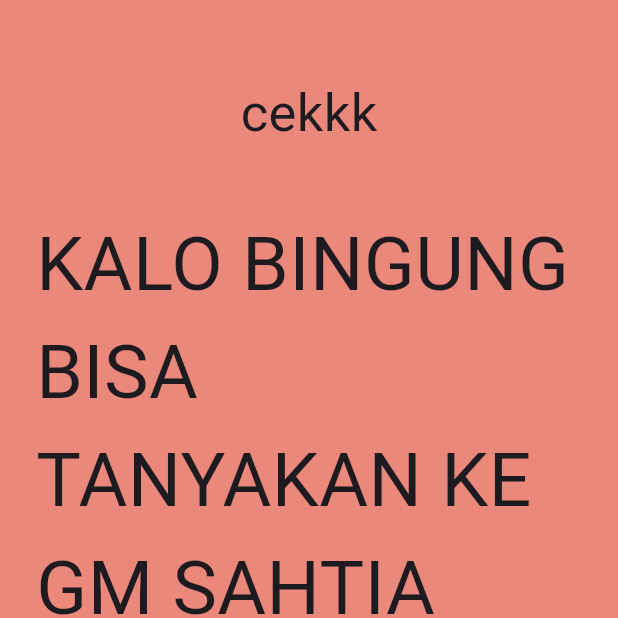
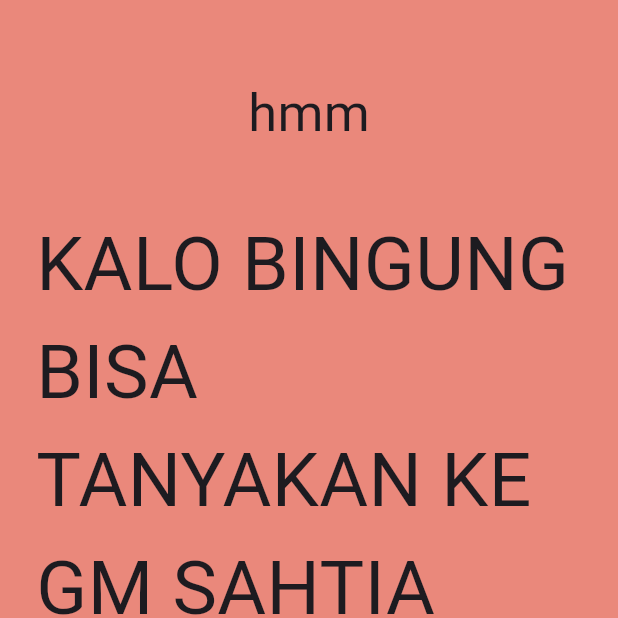
Before and after one commit to bugarin2/bugarin, a Flutter app: the screen it shows after launch, on a phone screen of 412 x 824 dp, the top half of it. Run offline on Flutter 3.47's test engine with Material 3 defaults, Android fonts, the phone set to English and light mode, and no system bars; our stand-ins replace google_fonts.

Commit message:
[refactor] Signinscreen: rename text

```diff
--- a/lib/src/features/authentication/screens/sign_in_screen.dart
+++ b/lib/src/features/authentication/screens/sign_in_screen.dart
@@ -23,7 +23,7 @@ class _SignInScreenState extends State<SignInScreen> {
           child: Column(
             children: [
               Text(
-                'cekkk',
+                'hmm',
                 style: TextStyle(
                   fontSize: 35,
                 ),
```
